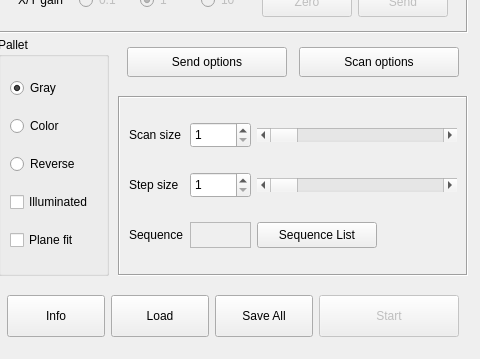
Qt form pyqt5 STM software/ui/Scan.ui (freestylexyz/STM-pyqt5-software) before a commit; both pictures show x 549 to 1029 and y 190 to 549 of the 1029 by 549 pixel window.
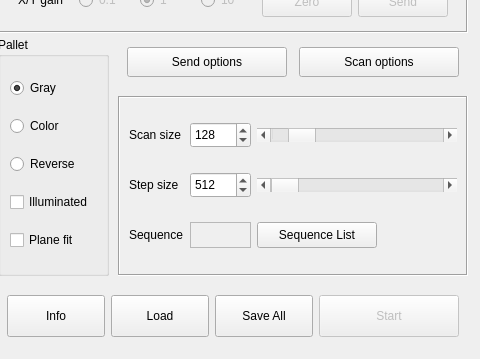
The same form after that commit. Icons and pictures are not drawn. Custom widgets are drawn as their Qt base class.

Diff of the .ui file:
```diff
--- a/pyqt5 STM software/ui/Scan.ui
+++ b/pyqt5 STM software/ui/Scan.ui
@@ -494,6 +494,15 @@
            <property name="maximum">
             <number>65535</number>
            </property>
+           <property name="singleStep">
+            <number>10</number>
+           </property>
+           <property name="pageStep">
+            <number>100</number>
+           </property>
+           <property name="value">
+            <number>512</number>
+           </property>
            <property name="orientation">
             <enum>Qt::Horizontal</enum>
            </property>
@@ -513,6 +522,9 @@
            <property name="maximum">
             <number>1024</number>
            </property>
+           <property name="value">
+            <number>128</number>
+           </property>
            <property name="orientation">
             <enum>Qt::Horizontal</enum>
            </property>
@@ -544,6 +556,12 @@
            <property name="maximum">
             <number>65535</number>
            </property>
+           <property name="singleStep">
+            <number>1</number>
+           </property>
+           <property name="value">
+            <number>512</number>
+           </property>
           </widget>
          </item>
          <item row="0" column="1">
@@ -570,7 +588,10 @@
             <number>1</number>
            </property>
            <property name="maximum">
-            <number>65535</number>
+            <number>1024</number>
+           </property>
+           <property name="value">
+            <number>128</number>
            </property>
           </widget>
          </item>
```
